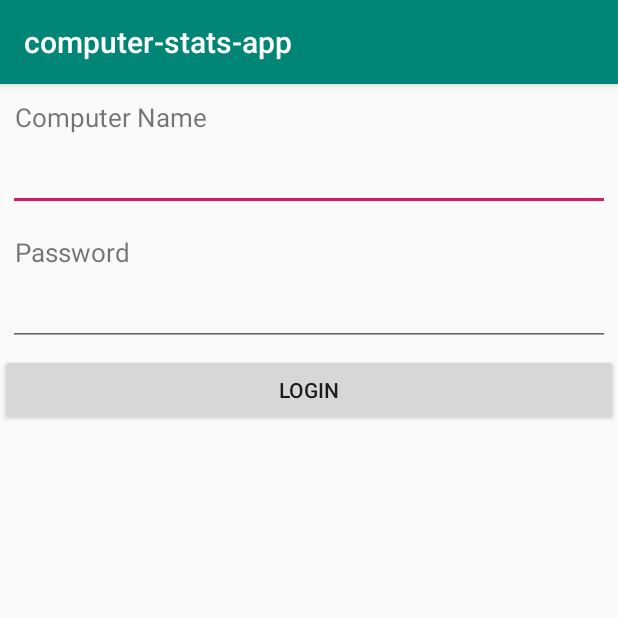
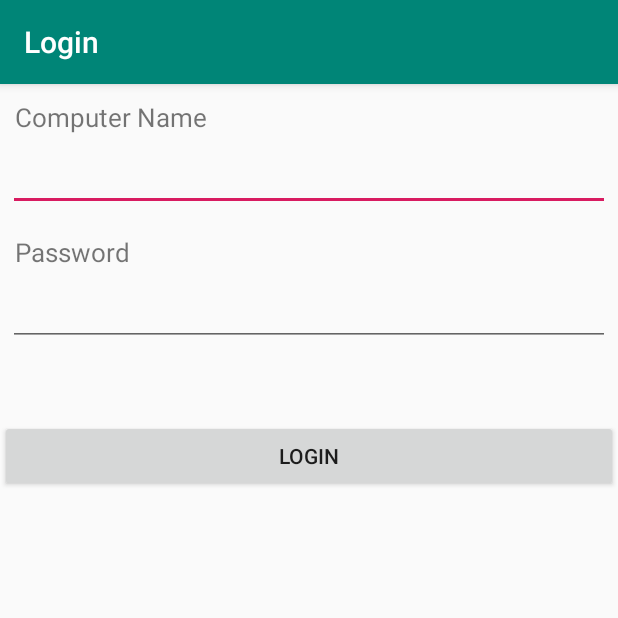
Before and after one commit to ChristianBrinkley/computer-stats, an Android app: the screen it shows after launch (MainActivity), on a phone screen of 412 x 824 dp, the top half of it. Run offline under Robolectric (Android 15) with nearby library versions, the phone set to English and light mode, and no system bars.

Commit message:
Added error message if login fails. Changed title on views to represent each views purpose.

```diff
--- a/app/src/main/AndroidManifest.xml
+++ b/app/src/main/AndroidManifest.xml
@@ -11,14 +11,14 @@
         android:roundIcon="@mipmap/ic_launcher_round"
         android:supportsRtl="true"
         android:theme="@style/AppTheme">
-        <activity android:name=".MainActivity">
+        <activity android:name=".MainActivity" android:label="Login">
             <intent-filter>
                 <action android:name="android.intent.action.MAIN" />
 
                 <category android:name="android.intent.category.LAUNCHER" />
             </intent-filter>
         </activity>
-        <activity android:name=".ViewStats"></activity>
+        <activity android:name=".ViewStats" android:label="Computer Stats"></activity>
     </application>
 
 </manifest>
--- a/app/src/main/java/com/example/christian/computer_stats_app/MainActivity.java
+++ b/app/src/main/java/com/example/christian/computer_stats_app/MainActivity.java
@@ -9,6 +9,7 @@ import android.util.Log;
 import android.view.View;
 import android.widget.Button;
 import android.widget.EditText;
+import android.widget.TextView;
 
 import org.apache.http.NameValuePair;
 import org.apache.http.message.BasicNameValuePair;
@@ -28,6 +29,7 @@ public class MainActivity extends AppCompatActivity {
     JSONParser jsonParser = new JSONParser();
     EditText inputComputerName;
     EditText inputPassword;
+    TextView error_message;
 
     private static URI url_login;
 
@@ -41,11 +43,13 @@ public class MainActivity extends AppCompatActivity {
 
     private static final String TAG_SUCCESS = "success";
     private static final String TAG_CID = "cid";
+    private static final String TAG_MESSAGE = "message";
 
     @Override
     protected void onCreate(Bundle savedInstanceState) {
         super.onCreate(savedInstanceState);
         setContentView(R.layout.activity_main);
+        setTitle("Login");
 
         // Edit Text
         inputComputerName = (EditText) findViewById(R.id.inputComputerName);
@@ -93,7 +97,6 @@ public class MainActivity extends AppCompatActivity {
             params.add(new BasicNameValuePair("password", password));
 
             // getting JSON Object
-            // Note that create product url accepts POST method
             JSONObject json = jsonParser.makeHttpRequest(url_login,
                     "POST", params);
 
@@ -105,7 +108,7 @@ public class MainActivity extends AppCompatActivity {
                 int success = json.getInt(TAG_SUCCESS);
 
                 if (success == 1) {
-                    // successfully created product
+                    // successfully logged in
                     Intent i = new Intent(getApplicationContext(), ViewStats.class);
                     i.putExtra("cid", json.getString(TAG_CID));
                     startActivity(i);
@@ -113,7 +116,9 @@ public class MainActivity extends AppCompatActivity {
                     // closing this screen
                     finish();
                 } else {
-                    // failed to create product
+                    // failed to login
+                    error_message = (TextView) findViewById(R.id.error_message);
+                    error_message.setText(json.getString(TAG_MESSAGE));
                 }
             } catch (JSONException e) {
                 e.printStackTrace();
--- a/app/src/main/java/com/example/christian/computer_stats_app/ViewStats.java
+++ b/app/src/main/java/com/example/christian/computer_stats_app/ViewStats.java
@@ -64,6 +64,7 @@ public class ViewStats extends AppCompatActivity {
     public void onCreate(Bundle savedInstanceState) {
         super.onCreate(savedInstanceState);
         setContentView(R.layout.activity_view_stats);
+        setTitle("Computer Stats");
 
         // getting id from intent
         Intent i = getIntent();
@@ -96,6 +97,7 @@ public class ViewStats extends AppCompatActivity {
 
         thread.start();
     }
+
 
     /**
      * Background Async Task to Load all product by making HTTP Request
--- a/app/src/main/res/layout/activity_main.xml
+++ b/app/src/main/res/layout/activity_main.xml
@@ -38,6 +38,19 @@
         android:layout_marginBottom="15dip"
         android:singleLine="true" />
 
+    <!-- Error Label -->
+    <TextView
+        android:layout_width="fill_parent"
+        android:layout_height="wrap_content"
+        android:id="@+id/error_message"
+        android:paddingLeft="10dip"
+        android:paddingRight="10dip"
+        android:paddingTop="10dip"
+        android:paddingBottom="10dip"
+        android:textSize="17dip"
+        android:textColor="#FF0000"
+        android:textStyle="italic"/>
+
     <!-- Button Create Product -->
     <Button android:id="@+id/btnLogin"
         android:layout_width="fill_parent"
```
